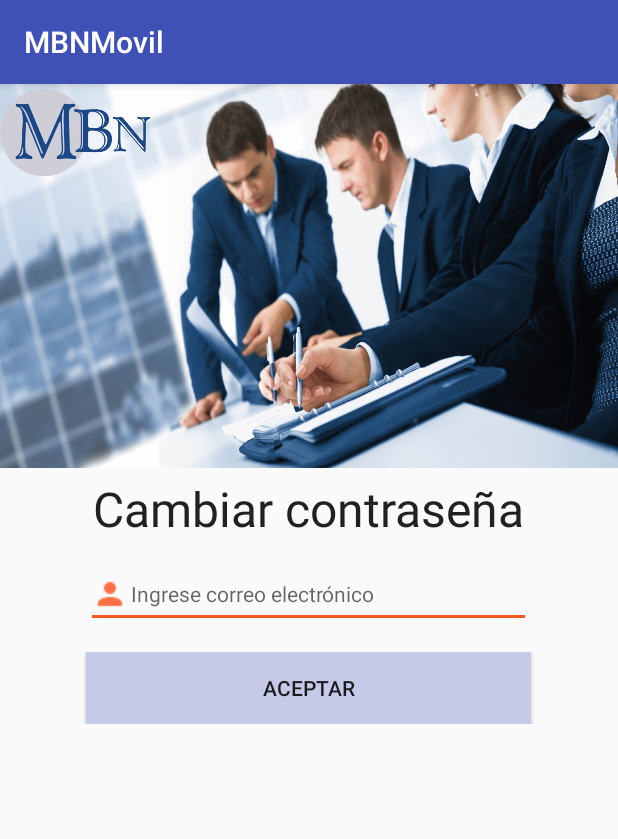
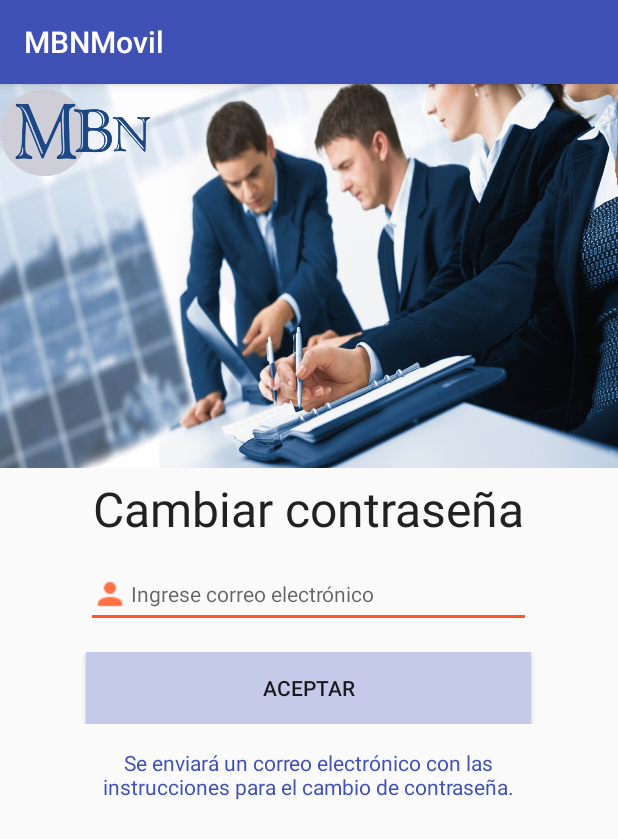
Before and after one commit to aguilaj10/MBNMovil, an Android app: the CambiarContrasenaActivity screen opened directly, with no data from a screen before it, on a phone screen of 412 x 824 dp. Shown: the top 839 px of the screen. Run offline under Robolectric (Android 15) with nearby library versions, the light colour scheme and no system bars; our stand-ins replace ButterKnife; libraries missing offline, so code that uses them is left out: com.rengwuxian.materialedittext; plain views replace MaterialEditText; 1 statement that could not run was skipped.

Commit message:
agregar clases para actualizar contrasena

```diff
--- a/app/src/main/AndroidManifest.xml
+++ b/app/src/main/AndroidManifest.xml
@@ -46,7 +46,10 @@
                     android:scheme="http"></data>
             </intent-filter>
         </activity>
-        <activity android:name=".view.impl.CambiarContrasenaActivity"></activity>
+        <activity android:name=".view.impl.CambiarContrasenaActivity"
+            android:screenOrientation="portrait">
+
+        </activity>
     </application>
 
 </manifest>
--- a/app/src/main/java/com/mbn/movil/model/api/MBNMovilAPI.java
+++ b/app/src/main/java/com/mbn/movil/model/api/MBNMovilAPI.java
@@ -29,4 +29,7 @@ public interface MBNMovilAPI {
 
     @GET("mbn-service/ws/cambiarContrasena")
     Call<UsuarioDTO> cambiarContrasena(@Query("correo") String correo);
+
+    @GET("mbn-service/ws/buscarUsuario")
+    Call<UsuarioDTO> buscarUsuario(@Query("cadena") String cadena);
 }
--- a/app/src/main/res/layout/activity_cambiar_contrasena.xml
+++ b/app/src/main/res/layout/activity_cambiar_contrasena.xml
@@ -66,6 +66,22 @@
                 android:id="@+id/aceptar"
                 android:text="@string/aceptar"
                 android:background="@color/primary_light"/>
+            <TextView style="@style/EmptyTextEdit"/>s
+        </LinearLayout>
+
+        <LinearLayout
+            style="@style/LinearLayoutLogin"
+            android:layout_below="@+id/btnLayout"
+            android:id="@+id/mensajeLayot">
+
+            <TextView style="@style/EmptyTextEdit"/>
+            <TextView
+                android:layout_width="0dp"
+                android:layout_height="wrap_content"
+                android:layout_weight="6"
+                android:textAlignment="center"
+                android:textColor="@color/primary"
+                android:text="@string/mensaje_cambio_contrasena"/>
             <TextView style="@style/EmptyTextEdit"/>
         </LinearLayout>
     </RelativeLayout>
--- a/app/src/main/res/values/strings.xml
+++ b/app/src/main/res/values/strings.xml
@@ -18,4 +18,5 @@
     <string name="btn_guardar">Guardar</string>
     <string name="procesando">Procesando</string>
     <string name="cargando">Cargando, por favor espere...</string>
+    <string name="mensaje_cambio_contrasena">Se enviará un correo electrónico con las instrucciones para el cambio de contraseña.</string>
 </resources>
```
Also changed, not shown: app/src/main/java/com/mbn/movil/di/ModuloActContrasena.java (added, +12 -0 lines), app/src/main/java/com/mbn/movil/model/api/ActContrasenaCall.java (added, +53 -0 lines), app/src/main/java/com/mbn/movil/presenter/ActContrasenaContract.java (added, +22 -0 lines), app/src/main/java/com/mbn/movil/presenter/ActContrasenaPresenter.java (added, +33 -0 lines), app/src/main/java/com/mbn/movil/view/impl/ActualizarContrasenaActivity.java (+7 -1 lines).
